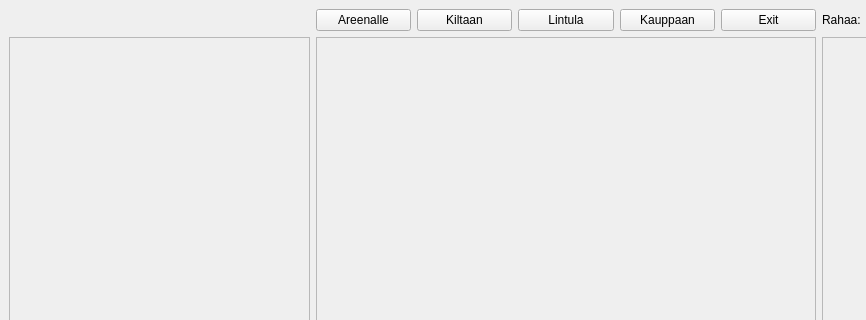
Above: areenapeli/mainwindow.ui from Aivoapina/ohjsuun_tomato3 before the change; both pictures show x 0 to 866 and y 0 to 320 of the 1132 by 750 pixel window. Below: the same form after it.
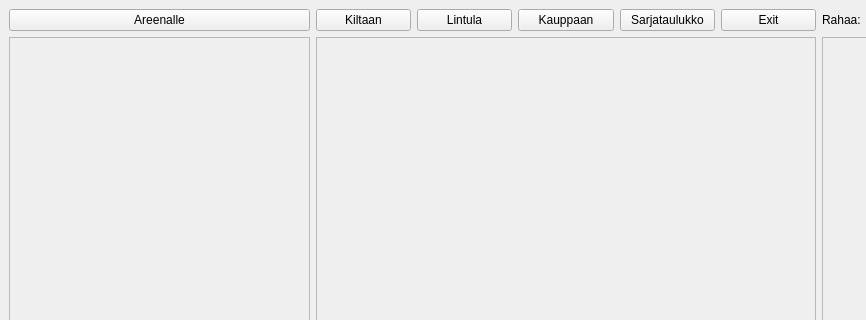
That is the form after the change. Custom widgets are drawn as their Qt base class.

Commit message: sarjataulukko lisätty

```diff
--- a/areenapeli/mainwindow.ui
+++ b/areenapeli/mainwindow.ui
@@ -19,13 +19,6 @@
      <layout class="QGridLayout" name="gridLayout">
       <item row="0" column="1">
        <layout class="QHBoxLayout" name="horizontalLayout">
-        <item>
-         <widget class="QPushButton" name="startGame">
-          <property name="text">
-           <string>Areenalle</string>
-          </property>
-         </widget>
-        </item>
         <item>
          <widget class="QPushButton" name="kilta">
           <property name="text">
@@ -47,6 +40,13 @@
           </property>
          </widget>
         </item>
+        <item>
+         <widget class="QPushButton" name="sarjaButton">
+          <property name="text">
+           <string>Sarjataulukko</string>
+          </property>
+         </widget>
+        </item>
         <item>
          <widget class="QPushButton" name="exitGame">
           <property name="text">
@@ -154,6 +154,13 @@
         </item>
        </layout>
       </item>
+      <item row="0" column="0">
+       <widget class="QPushButton" name="startGame">
+        <property name="text">
+         <string>Areenalle</string>
+        </property>
+       </widget>
+      </item>
      </layout>
     </item>
    </layout>
```
Left out of the diff: 130 changed lines with no effect on the pictures. The commit also changes 8 other files.
